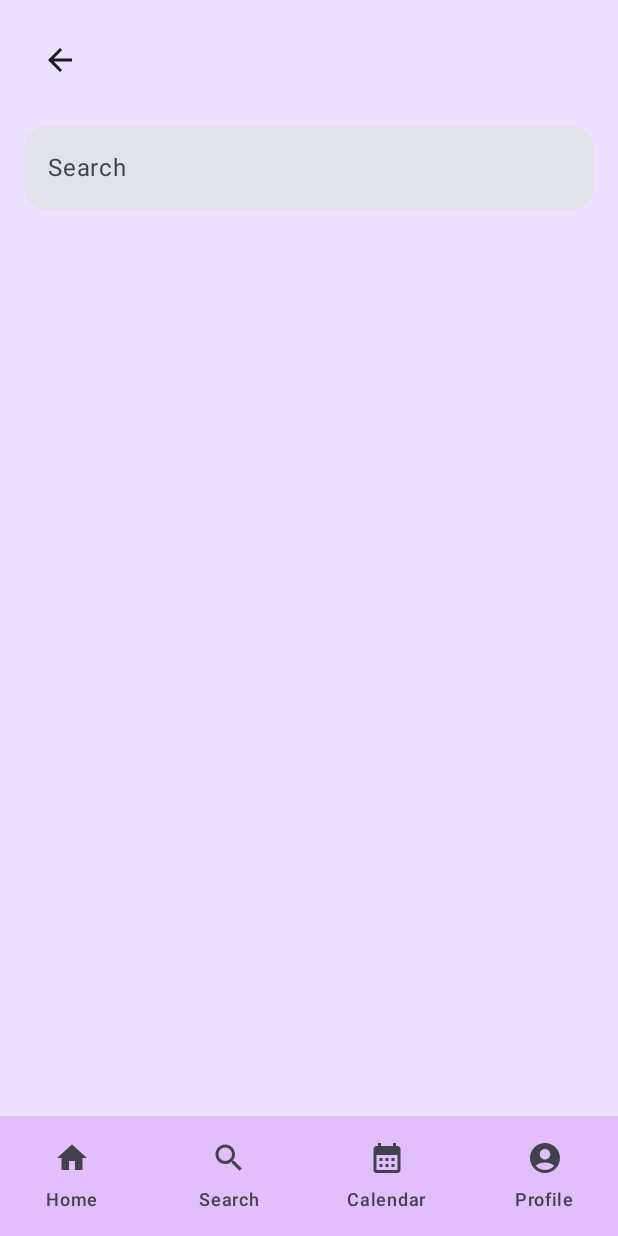
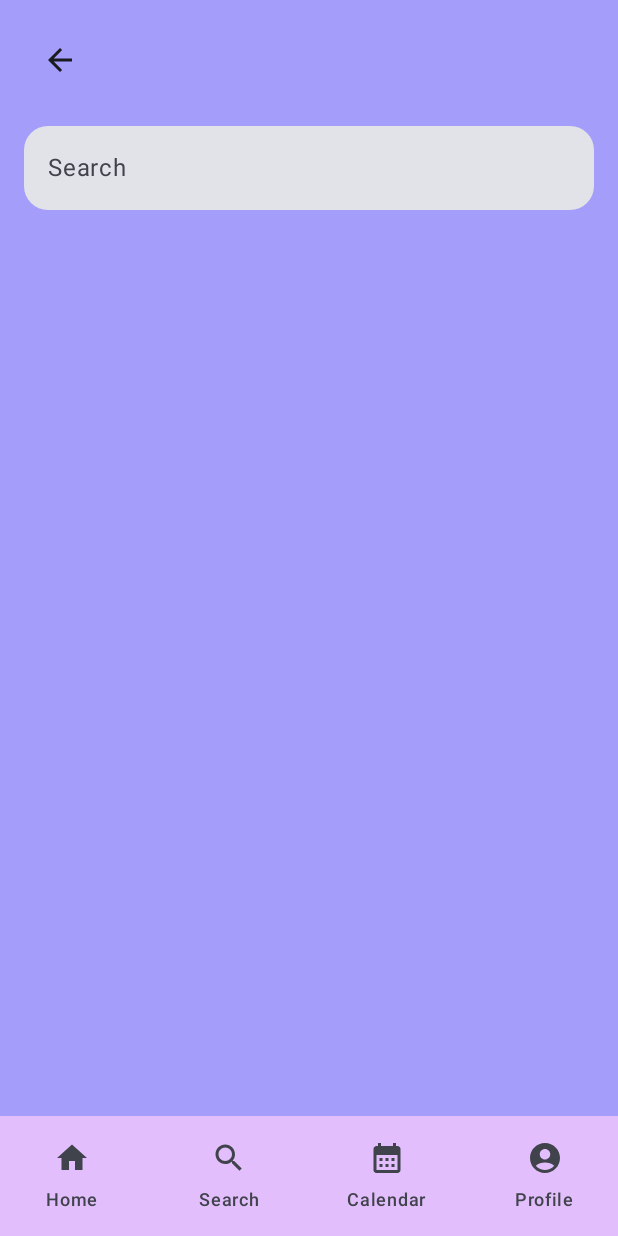
Before and after one commit to SierraHEd/Wanderly, an Android app built with Jetpack Compose: the SearchScreen screen opened through its navigation route, on a phone screen of 412 x 824 dp. Run offline under Robolectric (Android 15) with nearby library versions, the phone set to English and light mode, and no system bars.

Commit message:
Added new color

```diff
--- a/app/src/main/java/com/example/csc490group3/ui/theme/Color.kt
+++ b/app/src/main/java/com/example/csc490group3/ui/theme/Color.kt
@@ -11,7 +11,7 @@ val PurpleGrey40 = Color(0xFF625b71)
 val Pink40 = Color(0xFF7D5260)
 
 val PurpleDarkBKG = Color(0xFF18014D)
-val PurpleBKG = Color(0xFFEEE0FF)
+val PurpleBKG = Color(0xFFA59DFA)
 val PurpleStart = Color(0xFFB3A3D7)
 
 val PurpleContainer = Color(0xFFE3BEFC)
```
